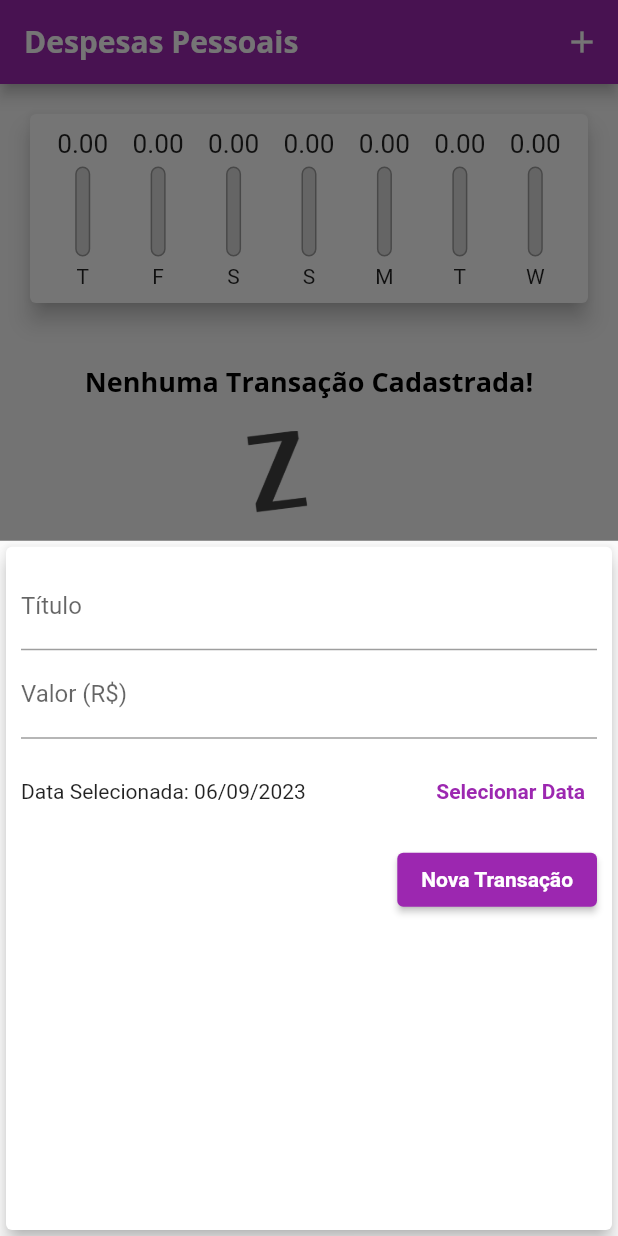
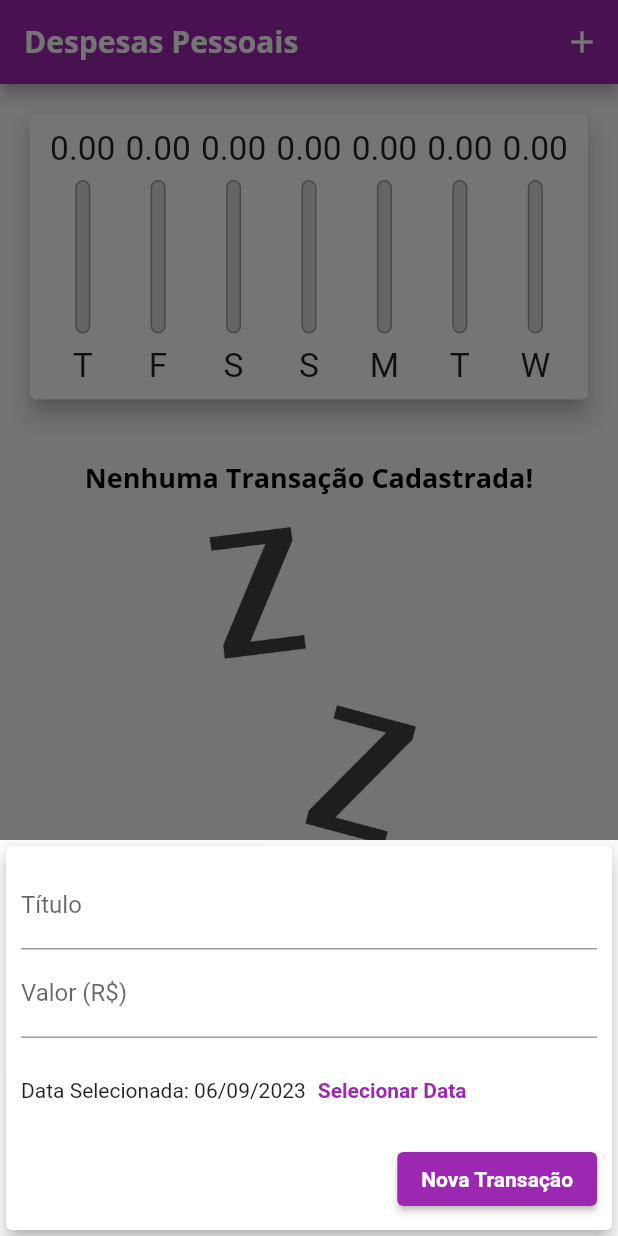
Before and after one commit to mabi00/expenses, a Flutter app: the screen it shows after launch, after a tap on the "add" icon, on a phone screen of 412 x 824 dp. Run offline on Flutter 3.47's test engine with Material 2 defaults, Android fonts, the phone set to English and light mode, and no system bars.

Commit message:
update transaction form, transaction list, date picker

```diff
--- /dev/null
+++ b/lib/components/adaptative_button.dart
@@ -0,0 +1,36 @@
+import 'dart:io';
+import 'package:flutter/cupertino.dart';
+import 'package:flutter/material.dart';
+
+class AdaptativeButton extends StatelessWidget {
+  final String label;
+  final Function() onPressed;
+
+  const AdaptativeButton(
+    this.label,
+    this.onPressed, {
+    Key? key,
+  }) : super(key: key);
+
+  @override
+  Widget build(BuildContext context) {
+    return Platform.isIOS
+        ? CupertinoButton(
+            child: Text(label),
+            onPressed: onPressed,
+            color: Theme.of(context).colorScheme.primary,
+            padding: const EdgeInsets.symmetric(
+              horizontal: 20,
+            ),
+          )
+        : ElevatedButton(
+            child: Text(
+              label,
+              style: TextStyle(
+                color: Theme.of(context).textTheme.button?.color,
+              ),
+            ),
+            onPressed: onPressed,
+          );
+  }
+}
--- /dev/null
+++ b/lib/components/adaptative_date_picker.dart
@@ -0,0 +1,66 @@
+import 'dart:io';
+import 'package:flutter/cupertino.dart';
+import 'package:flutter/material.dart';
+import 'package:intl/intl.dart';
+
+class AdaptativeDatePicker extends StatelessWidget {
+  final DateTime? selectedDate;
+  final Function(DateTime)? onDateChanged;
+
+  const AdaptativeDatePicker({
+    this.selectedDate,
+    this.onDateChanged,
+    Key? key,
+  }) : super(key: key);
+
+  _showDatePicker(BuildContext context) {
+    showDatePicker(
+      context: context,
+      initialDate: DateTime.now(),
+      firstDate: DateTime(2019),
+      lastDate: DateTime.now(),
+    ).then((pickedDate) {
+      if (pickedDate == null) {
+        return;
+      }
+
+      onDateChanged!(pickedDate);
+    });
+  }
+
+  @override
+  Widget build(BuildContext context) {
+    return Platform.isIOS
+        ? SizedBox(
+            height: 180,
+            child: CupertinoDatePicker(
+              mode: CupertinoDatePickerMode.date,
+              initialDateTime: DateTime.now(),
+              minimumDate: DateTime(2019),
+              maximumDate: DateTime.now(),
+              onDateTimeChanged: onDateChanged!,
+            ),
+          )
+        : SizedBox(
+            height: 70,
+            child: Row(
+              children: <Widget>[
+                Text(
+                  selectedDate == null
+                      ? 'Nenhuma data selecionada!'
+                      : 'Data Selecionada: ${DateFormat('dd/MM/y').format(selectedDate!)}',
+                ),
+                TextButton(
+                  child: const Text(
+                    'Selecionar Data',
+                    style: TextStyle(
+                      fontWeight: FontWeight.bold,
+                    ),
+                  ),
+                  onPressed: () => _showDatePicker(context),
+                )
+              ],
+            ),
+          );
+  }
+}
--- /dev/null
+++ b/lib/components/adaptative_text_field.dart
@@ -0,0 +1,46 @@
+import 'dart:io';
+import 'package:flutter/cupertino.dart';
+import 'package:flutter/material.dart';
+
+class AdaptativeTextField extends StatelessWidget {
+  final String? label;
+  final TextEditingController? controller;
+  final TextInputType keyboardType;
+  final Function(String)? onSubmitted;
+
+  const AdaptativeTextField({
+    this.label,
+    this.controller,
+    this.keyboardType = TextInputType.text,
+    this.onSubmitted,
+    Key? key,
+  }) : super(key: key);
+
+  @override
+  Widget build(BuildContext context) {
+    return Platform.isIOS
+        ? Padding(
+            padding: const EdgeInsets.only(
+              bottom: 10,
+            ),
+            child: CupertinoTextField(
+              controller: controller,
+              keyboardType: keyboardType,
+              onSubmitted: onSubmitted,
+              placeholder: label,
+              padding: const EdgeInsets.symmetric(
+                horizontal: 6,
+                vertical: 12,
+              ),
+            ),
+          )
+        : TextField(
+            controller: controller,
+            keyboardType: keyboardType,
+            onSubmitted: onSubmitted,
+            decoration: InputDecoration(
+              labelText: label,
+            ),
+          );
+  }
+}
--- a/lib/components/chart_bar.dart
+++ b/lib/components/chart_bar.dart
@@ -14,17 +14,19 @@ class ChartBar extends StatelessWidget {
 
   @override
   Widget build(BuildContext context) {
+    return LayoutBuilder(
+      builder: (ctx, constraints) {
         return Column(
           children: [
             SizedBox(
-          height: 20,
+              height: constraints.maxHeight * 0.15,
               child: FittedBox(
                 child: Text(value!.toStringAsFixed(2)),
               ),
             ),
-        const SizedBox(height: 5),
+            SizedBox(height: constraints.maxHeight * 0.05),
             SizedBox(
-          height: 60,
+              height: constraints.maxHeight * 0.6,
               width: 10,
               child: Stack(
                 alignment: Alignment.bottomCenter,
@@ -51,9 +53,16 @@ class ChartBar extends StatelessWidget {
                 ],
               ),
             ),
-        const SizedBox(height: 5),
-        Text(label!),
+            SizedBox(height: constraints.maxHeight * 0.05),
+            SizedBox(
+              height: constraints.maxHeight * 0.15,
+              child: FittedBox(
+                child: Text(label!),
+              ),
+            ),
           ],
+        );
+      },
     );
   }
 }
--- a/lib/components/transaction_form.dart
+++ b/lib/components/transaction_form.dart
@@ -1,5 +1,7 @@
 import 'package:flutter/material.dart';
-import 'package:intl/intl.dart';
+import 'adaptative_button.dart';
+import 'adaptative_text_field.dart';
+import 'adaptative_date_picker.dart';
 
 class TransactionForm extends StatefulWidget {
   final void Function(String, double, DateTime) onSubmit;
@@ -26,87 +28,53 @@ class _TransactionFormState extends State<TransactionForm> {
     widget.onSubmit(title, value, _selectedDate!);
   }
 
-  _showDatePicker() {
-    showDatePicker(
-      context: context,
-      initialDate: DateTime.now(),
-      firstDate: DateTime(2019),
-      lastDate: DateTime.now(),
-    ).then((pickedDate) {
-      if (pickedDate == null) {
-        return;
-      }
-
-      setState(() {
-        _selectedDate = pickedDate;
-      });
-    });
-  }
-
   @override
   Widget build(BuildContext context) {
-    return Card(
+    return SingleChildScrollView(
+      child: Card(
         elevation: 5,
         child: Padding(
-        padding: const EdgeInsets.all(10),
+          padding: EdgeInsets.only(
+            top: 10,
+            right: 10,
+            left: 10,
+            bottom: 10 + MediaQuery.of(context).viewInsets.bottom,
+          ),
           child: Column(
             children: [
-            TextField(
+              AdaptativeTextField(
+                label: 'Título',
                 controller: _titleController,
-              onSubmitted: (_) => _submitForm(),
-              decoration: const InputDecoration(
-                labelText: 'Título',
+                onSubmitted: (_) => _submitForm,
               ),
-            ),
-            TextField(
+              AdaptativeTextField(
+                label: 'Valor (R\$)',
                 controller: _valueController,
                 keyboardType:
                     const TextInputType.numberWithOptions(decimal: true),
-              onSubmitted: (_) => _submitForm(),
-              decoration: const InputDecoration(
-                labelText: 'Valor (R\$)',
+                onSubmitted: (_) => _submitForm,
               ),
-            ),
-            SizedBox(
-              height: 70,
-              child: Row(
-                children: <Widget>[
-                  Expanded(
-                    child: Text(
-                      _selectedDate == null
-                          ? 'Nenhuma data selecionada!'
-                          : 'Data Selecionada: ${DateFormat('dd/MM/y').format(_selectedDate!)}',
-                    ),
-                  ),
-                  TextButton(
-                    child: const Text(
-                      'Selecionar Data',
-                      style: TextStyle(
-                        fontWeight: FontWeight.bold,
-                      ),
-                    ),
-                    onPressed: _showDatePicker,
-                  )
-                ],
-              ),
+              AdaptativeDatePicker(
+                selectedDate: _selectedDate,
+                onDateChanged: (newDate) {
+                  setState(() {
+                    _selectedDate = newDate;
+                  });
+                },
               ),
               Row(
                 mainAxisAlignment: MainAxisAlignment.end,
                 children: <Widget>[
-                ElevatedButton(
-                  child: Text(
+                  AdaptativeButton(
                     'Nova Transação',
-                    style: TextStyle(
-                      color: Theme.of(context).textTheme.labelLarge?.color,
-                    ),
-                  ),
-                  onPressed: _submitForm,
+                    _submitForm,
                   ),
                 ],
               ),
             ],
           ),
         ),
+      ),
     );
   }
 }
--- a/lib/components/transaction_list.dart
+++ b/lib/components/transaction_list.dart
@@ -11,25 +11,27 @@ class TransactionList extends StatelessWidget {
 
   @override
   Widget build(BuildContext context) {
-    return SizedBox(
-      height: 430,
-      child: transactions.isEmpty
-          ? Column(
+    return transactions.isEmpty
+        ? LayoutBuilder(
+            builder: (ctx, constraints) {
+              return Column(
                 children: [
                   const SizedBox(height: 20),
                   Text(
                     'Nenhuma Transação Cadastrada!',
-                  style: Theme.of(context).textTheme.titleLarge,
+                    style: Theme.of(context).textTheme.headline6,
                   ),
                   const SizedBox(height: 20),
                   SizedBox(
-                  height: 200,
+                    height: constraints.maxHeight * 0.6,
                     child: Image.asset(
                       'assets/images/waiting.png',
                       fit: BoxFit.cover,
                     ),
                   ),
                 ],
+              );
+            },
           )
         : ListView.builder(
             itemCount: transactions.length,
@@ -59,20 +61,29 @@ class TransactionList extends StatelessWidget {
                     ),
                     title: Text(
                       tr.title,
-                      style: Theme.of(context).textTheme.titleLarge,
+                      style: Theme.of(context).textTheme.headline6,
                     ),
                     subtitle: Text(
                       DateFormat('d MMM y').format(tr.date),
                     ),
-                    trailing: IconButton(
+                    trailing: MediaQuery.of(context).size.width > 480
+                        ? TextButton.icon(
+                            onPressed: () => onRemove(tr.id),
+                            icon: Icon(Icons.delete,
+                                color: Theme.of(context).errorColor),
+                            label: Text(
+                              'Excluir',
+                              style: TextStyle(
+                                  color: Theme.of(context).errorColor),
+                            ),
+                          )
+                        : IconButton(
                             icon: const Icon(Icons.delete),
-                      color: Theme.of(context).colorScheme.error,
+                            color: Theme.of(context).errorColor,
                             onPressed: () => onRemove(tr.id),
-                    ),
-                  ),
+                          )),
               );
             },
-            ),
           );
   }
 }
--- a/lib/main.dart
+++ b/lib/main.dart
@@ -1,6 +1,11 @@
+import 'dart:math';
+import 'dart:io';
+
 import 'package:expenses/components/transaction_form.dart';
 import 'package:flutter/material.dart';
-import 'dart:math';
+import 'package:flutter/cupertino.dart';
+
+import 'components/transaction_form.dart';
 import 'components/transaction_list.dart';
 import 'components/chart.dart';
 import 'models/transaction.dart';
@@ -14,7 +19,6 @@ class ExpensesApp extends StatelessWidget {
   @override
   Widget build(BuildContext context) {
     return MaterialApp(
-      debugShowCheckedModeBanner: false,
       home: const MyHomePage(),
       theme: tema.copyWith(
         colorScheme: tema.colorScheme.copyWith(
@@ -22,13 +26,13 @@ class ExpensesApp extends StatelessWidget {
           secondary: Colors.amber,
         ),
         textTheme: tema.textTheme.copyWith(
-          titleLarge: const TextStyle(
+          headline6: const TextStyle(
             fontFamily: 'OpenSans',
             fontSize: 18,
             fontWeight: FontWeight.bold,
             color: Colors.black,
           ),
-          labelLarge: const TextStyle(
+          button: const TextStyle(
             color: Colors.white,
             fontWeight: FontWeight.bold,
           ),
@@ -54,6 +58,7 @@ class MyHomePage extends StatefulWidget {
 
 class _MyHomePageState extends State<MyHomePage> {
   final List<Transaction> _transactions = [];
+  bool _showChart = false;
 
   List<Transaction> get _recentTransactions {
     return _transactions.where((tr) {
@@ -93,32 +98,104 @@ class _MyHomePageState extends State<MyHomePage> {
     );
   }
 
+  Widget _getIconButton(IconData icon, Function() fn) {
+    return Platform.isIOS
+        ? GestureDetector(onTap: fn, child: Icon(icon))
+        : IconButton(icon: Icon(icon), onPressed: fn);
+  }
+
   @override
   Widget build(BuildContext context) {
-    return Scaffold(
-      appBar: AppBar(
-        title: const Text('Despesas Pessoais'),
-        actions: [
-          IconButton(
-            icon: const Icon(Icons.add),
-            onPressed: () => _openTransactionFormModal(context),
-          ),
-        ],
+    final mediaQuery = MediaQuery.of(context);
+    bool isLandscape = mediaQuery.orientation == Orientation.landscape;
+
+    final iconList = Platform.isIOS ? CupertinoIcons.refresh : Icons.list;
+    final chartList =
+        Platform.isIOS ? CupertinoIcons.refresh : Icons.show_chart;
+
+    final actions = [
+      if (isLandscape)
+        _getIconButton(
+          _showChart ? iconList : chartList,
+          () {
+            setState(() {
+              _showChart = !_showChart;
+            });
+          },
+        ),
+      _getIconButton(
+        Platform.isIOS ? CupertinoIcons.add : Icons.add,
+        () => _openTransactionFormModal(context),
       ),
-      body: SingleChildScrollView(
+    ];
+
+    final PreferredSizeWidget appBar = AppBar(
+      title: const Text('Despesas Pessoais'),
+      actions: actions,
+    );
+
+    final availableHeight = mediaQuery.size.height -
+        appBar.preferredSize.height -
+        mediaQuery.padding.top;
+
+    final bodyPage = SafeArea(
+      child: SingleChildScrollView(
         child: Column(
           crossAxisAlignment: CrossAxisAlignment.stretch,
           children: [
-            Chart(_recentTransactions),
-            TransactionList(_transactions, _removeTransaction),
+            // if (isLandscape)
+            //   Row(
+            //     mainAxisAlignment: MainAxisAlignment.center,
+            //     children: [
+            //       const Text('Exibir Gráfico'),
+            //       Switch.adaptive(
+            //         activeColor: Theme.of(context).colorScheme.secondary,
+            //         value: _showChart,
+            //         onChanged: (value) {
+            //           setState(() {
+            //             _showChart = value;
+            //           });
+            //         },
+            //       ),
+            //     ],
+            //   ),
+            if (_showChart || !isLandscape)
+              SizedBox(
+                height: availableHeight * (isLandscape ? 0.8 : 0.3),
+                child: Chart(_recentTransactions),
+              ),
+            if (!_showChart || !isLandscape)
+              SizedBox(
+                height: availableHeight * (isLandscape ? 1 : 0.7),
+                child: TransactionList(_transactions, _removeTransaction),
+              ),
           ],
         ),
       ),
-      floatingActionButton: FloatingActionButton(
-        child: const Icon(Icons.add),
-        onPressed: () => _openTransactionFormModal(context),
-      ),
-      floatingActionButtonLocation: FloatingActionButtonLocation.centerFloat,
     );
+
+    return Platform.isIOS
+        ? CupertinoPageScaffold(
+            navigationBar: CupertinoNavigationBar(
+              middle: const Text('Despesas Pessoais'),
+              trailing: Row(
+                mainAxisSize: MainAxisSize.min,
+                children: actions,
+              ),
+            ),
+            child: bodyPage,
+          )
+        : Scaffold(
+            appBar: appBar,
+            body: bodyPage,
+            floatingActionButton: Platform.isIOS
+                ? Container()
+                : FloatingActionButton(
+                    child: const Icon(Icons.add),
+                    onPressed: () => _openTransactionFormModal(context),
+                  ),
+            floatingActionButtonLocation:
+                FloatingActionButtonLocation.centerFloat,
+          );
   }
 }
```
Also changed, not shown: pubspec.lock. Lines whose indentation alone changed are shown as unchanged.
